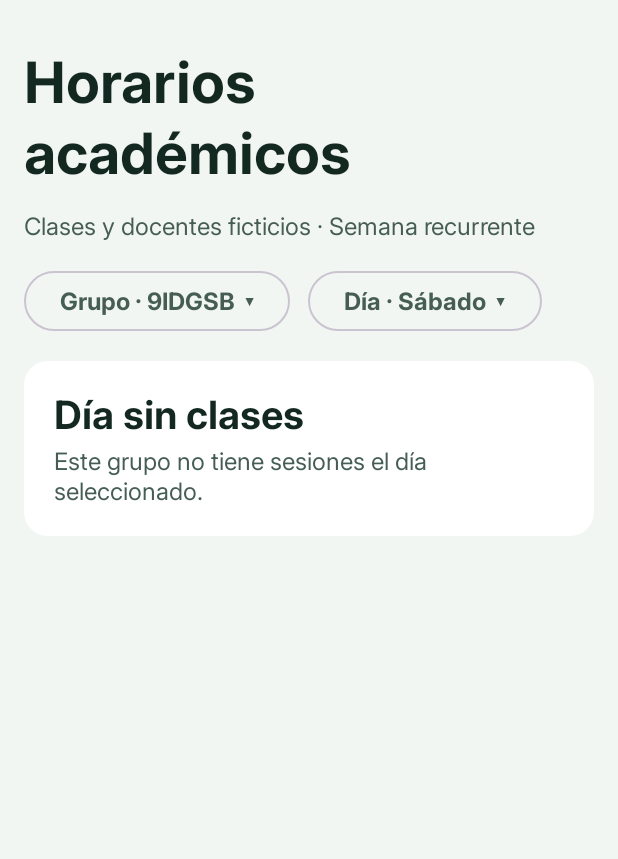
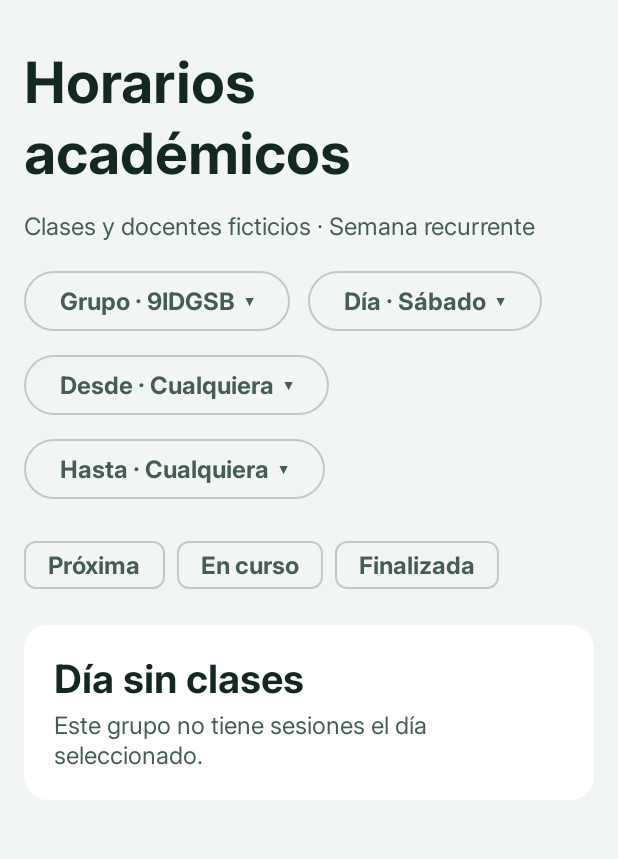
Before and after one commit to Ghost3119/SmartCampus, an Android app built with Jetpack Compose: the screen it shows after launch (MainActivity), after a tap on "PRÓXIMA CLASE", on a phone screen of 412 x 824 dp, the part 81-940 px from its top. Run offline under Robolectric (Android 15) with nearby library versions, the phone set to English and light mode, and no system bars; our stand-ins replace Room's generated code.

Commit message:
feat: disponibilidad en tiempo real (estados de clase, filtros por hora y aulas libres/ocupadas)

```diff
--- a/app/src/main/java/com/example/smartcampus/data/repository/CampusRepository.kt
+++ b/app/src/main/java/com/example/smartcampus/data/repository/CampusRepository.kt
@@ -2,14 +2,24 @@ package com.example.smartcampus.data.repository
 
 import androidx.room.withTransaction
 import com.example.smartcampus.data.local.*
-import kotlinx.coroutines.flow.combine
+import kotlinx.coroutines.delay
+import kotlinx.coroutines.flow.*
 import java.time.LocalDate
+import java.time.LocalDateTime
 
 data class Academic(val groups: List<CampusGroup>, val subjects: List<Subject>, val rooms: List<Classroom>, val sessions: List<Session>)
 data class Campus(val academic: Academic, val notices: List<Notice>, val events: List<CampusEvent>)
 
 class CampusRepository(private val db: CampusDatabase) {
     val dao = db.dao()
+    val clock: Flow<LocalDateTime> = flow {
+        while (true) {
+            val now = LocalDateTime.now()
+            emit(now)
+            val delayMillis = (60 - now.second) * 1000L - (now.nano / 1_000_000L)
+            delay(if (delayMillis > 0) delayMillis else 1000L)
+        }
+    }
     private val academic = combine(dao.groups(), dao.subjects(), dao.rooms(), dao.sessions(), ::Academic)
     val campus = combine(academic, dao.notices(), dao.events(), ::Campus)
 
--- a/app/src/main/java/com/example/smartcampus/domain/Timetable.kt
+++ b/app/src/main/java/com/example/smartcampus/domain/Timetable.kt
@@ -12,17 +12,88 @@ val categories = listOf("Académico", "Administrativo", "Cultural", "Importante"
 fun timetable(rows: List<Session>, group: String, day: Int) =
     rows.filter { it.groupCode == group && it.day == day }.sortedBy { it.start }
 fun notices(rows: List<Notice>, category: String) = rows.filter { category == "Todas" || it.category == category }
-fun status(s: Session, now: LocalDateTime): String {
+
+enum class ClassStatus(val label: String) {
+    UPCOMING("Próxima"),
+    IN_PROGRESS("En curso"),
+    FINISHED("Finalizada")
+}
+
+fun classStatus(s: Session, now: LocalDateTime): ClassStatus {
     val day = now.dayOfWeek.value
     val minute = now.hour * 60 + now.minute
     return when {
-        s.day < day || (s.day == day && minute >= s.end) -> "Finalizada"
-        s.day == day && minute >= s.start -> "En curso"
-        else -> "Próxima"
+        s.day < day || (s.day == day && minute >= s.end) -> ClassStatus.FINISHED
+        s.day == day && minute >= s.start -> ClassStatus.IN_PROGRESS
+        else -> ClassStatus.UPCOMING
     }
 }
-fun available(room: String, sessions: List<Session>, now: LocalDateTime) =
-    sessions.none { it.room == room && status(it, now) == "En curso" }
+
+fun status(s: Session, now: LocalDateTime): String = classStatus(s, now).label
+
+data class ScheduleFilter(val statuses: Set<ClassStatus> = emptySet(), val from: Int? = null, val to: Int? = null) {
+    val active: Boolean get() = statuses.isNotEmpty() || from != null || to != null
+    fun toggle(status: ClassStatus) = copy(statuses = if (status in statuses) statuses - status else statuses + status)
+}
+
+fun filterSessions(rows: List<Session>, filter: ScheduleFilter, now: LocalDateTime): List<Session> {
+    return rows.filter { s ->
+        val matchesStatus = filter.statuses.isEmpty() || classStatus(s, now) in filter.statuses
+        val matchesFrom = filter.from == null || s.end > filter.from
+        val matchesTo = filter.to == null || s.start < filter.to
+        matchesStatus && matchesFrom && matchesTo
+    }
+}
+
+fun countdown(session: Session, now: LocalDateTime): String? {
+    if (session.day != now.dayOfWeek.value) return null
+    val minute = now.hour * 60 + now.minute
+    return when (classStatus(session, now)) {
+        ClassStatus.IN_PROGRESS -> "Termina en ${formatDuration(session.end - minute)}"
+        ClassStatus.UPCOMING -> "Empieza en ${formatDuration(session.start - minute)}"
+        ClassStatus.FINISHED -> null
+    }
+}
+
+private fun formatDuration(diff: Int): String {
+    val h = diff / 60
+    val m = diff % 60
+    return when {
+        h > 0 && m > 0 -> "$h h $m min"
+        h > 0 -> "$h h"
+        else -> "$m min"
+    }
+}
+
+data class RoomAvailability(val available: Boolean, val until: Int? = null) {
+    fun label(): String = when {
+        !available && until != null -> "Ocupada hasta ${clock(until)}"
+        !available -> "Ocupada"
+        until != null -> "Libre hasta ${clock(until)}"
+        else -> "Libre"
+    }
+}
+
+fun roomAvailability(room: String, sessions: List<Session>, now: LocalDateTime): RoomAvailability {
+    val day = now.dayOfWeek.value
+    val minute = now.hour * 60 + now.minute
+    val roomSessions = sessions.filter { it.room == room && it.day == day }.sortedBy { it.start }
+    val current = roomSessions.find { minute >= it.start && minute < it.end }
+    return if (current != null) {
+        var end = current.end
+        while (true) {
+            val next = roomSessions.find { it.start <= end && it.end > end } ?: break
+            end = next.end
+        }
+        RoomAvailability(available = false, until = end)
+    } else {
+        val next = roomSessions.find { it.start > minute }
+        RoomAvailability(available = true, until = next?.start)
+    }
+}
+
+fun available(room: String, sessions: List<Session>, now: LocalDateTime): Boolean =
+    roomAvailability(room, sessions, now).available
 
 data class Occurrence(val session: Session, val date: LocalDate)
 fun upcoming(sessions: List<Session>, now: LocalDateTime): List<Occurrence> =
--- a/app/src/main/java/com/example/smartcampus/navigation/CampusShell.kt
+++ b/app/src/main/java/com/example/smartcampus/navigation/CampusShell.kt
@@ -84,7 +84,7 @@ private val sections = linkedMapOf("Inicio" to R.drawable.nav_inicio, "Horarios"
                 }
                 NavHost(nav, "Inicio", Modifier.weight(1f)) {
                     composable("Inicio") { Dashboard(state, go) { module, id -> target = id; go(module) } }
-                    composable("Horarios") { Schedule(state) }
+                    composable("Horarios") { Schedule(state, model) }
                     composable("Aulas") { Rooms(state) }
                     composable("Avisos") { Board(state, model, false, target) { target = null } }
                     composable("Eventos") { Board(state, model, true, target) { target = null } }
--- a/app/src/main/java/com/example/smartcampus/ui/CampusViewModel.kt
+++ b/app/src/main/java/com/example/smartcampus/ui/CampusViewModel.kt
@@ -5,6 +5,7 @@ import androidx.lifecycle.*
 import com.example.smartcampus.data.local.*
 import com.example.smartcampus.data.repository.*
 import com.example.smartcampus.di.CampusApplication
+import com.example.smartcampus.domain.ScheduleFilter
 import kotlinx.coroutines.*
 import kotlinx.coroutines.flow.*
 import java.time.LocalDateTime
@@ -20,17 +21,12 @@ class CampusViewModel(app: Application) : AndroidViewModel(app) {
     private val repo = container.repository
     private val prefs = container.preferences
     private val reload = MutableStateFlow(0)
-    private val tick = flow {
-        while (true) {
-            emit(LocalDateTime.now())
-            delay(1000L * (60 - LocalDateTime.now().second))
-        }
-    }
+    val filter = MutableStateFlow(ScheduleFilter())
     val state = reload.flatMapLatest {
         flow<CampusState> {
             if (it > 0) emit(CampusState.Loading)
             repo.initialize()
-            emitAll(combine(repo.campus, prefs.settings, tick, CampusState::Ready))
+            emitAll(combine(repo.campus, prefs.settings, repo.clock, CampusState::Ready))
         }.catch { emit(CampusState.Error) }
     }.stateIn(viewModelScope, SharingStarted.WhileSubscribed(0), CampusState.Loading)
     private val _message = MutableStateFlow<String?>(null)
--- a/app/src/main/java/com/example/smartcampus/ui/screens/AcademicScreens.kt
+++ b/app/src/main/java/com/example/smartcampus/ui/screens/AcademicScreens.kt
@@ -18,27 +18,75 @@ import java.time.DayOfWeek
 import java.time.format.TextStyle
 
 private val days = DayOfWeek.entries.map { it.getDisplayName(TextStyle.FULL, spanish).replaceFirstChar(Char::uppercase) }
-@Composable fun Schedule(s: CampusState.Ready) {
+private val timeOptions = listOf("Cualquiera") + (7..21).map { clock(it * 60) }
+private fun parseClock(str: String): Int {
+    val parts = str.split(":")
+    return parts[0].toInt() * 60 + parts[1].toInt()
+}
+
+@Composable fun Schedule(s: CampusState.Ready, model: CampusViewModel) {
     val a = s.campus.academic
     var group by rememberSaveable(s.settings.group) { mutableStateOf(s.settings.group) }
     var day by rememberSaveable { mutableIntStateOf(s.now.dayOfWeek.value) }
+    val filter by model.filter.collectAsState()
+
     Page {
         Head("Horarios académicos")
         Sub("Clases y docentes ficticios · Semana recurrente")
-        FlowRow(horizontalArrangement = Arrangement.spacedBy(12.dp)) {
+        FlowRow(horizontalArrangement = Arrangement.spacedBy(12.dp), verticalArrangement = Arrangement.spacedBy(8.dp)) {
             Choice("Grupo", group, a.groups.map { it.code }) { group = it }
             Choice("Día", days[day-1], days) { day = days.indexOf(it)+1 }
+            Choice("Desde", filter.from?.let { clock(it) } ?: "Cualquiera", timeOptions) { sel ->
+                val minutes = if (sel == "Cualquiera") null else parseClock(sel)
+                model.filter.value = filter.copy(from = minutes)
+            }
+            Choice("Hasta", filter.to?.let { clock(it) } ?: "Cualquiera", timeOptions) { sel ->
+                val minutes = if (sel == "Cualquiera") null else parseClock(sel)
+                model.filter.value = filter.copy(to = minutes)
+            }
+            if (filter.active) {
+                OutlinedButton(onClick = { model.filter.value = ScheduleFilter() }, modifier = Modifier.campusFocus()) {
+                    Text("Limpiar filtros")
+                }
+            }
         }
-        val sessions = timetable(a.sessions, group, day)
-        if (sessions.isEmpty()) Panel(Modifier.fillMaxWidth()) { Title("Día sin clases"); Sub("Este grupo no tiene sesiones el día seleccionado.") }
-        CardGrid(sessions) {
-            Panel(Modifier.fillMaxWidth().then(if (isTelevision()) Modifier.campusFocus().focusable() else Modifier), selected = status(it, s.now) == "En curso") {
-                Row(Modifier.fillMaxWidth(), horizontalArrangement = Arrangement.SpaceBetween) {
-                    Text(clock(it.start) + " – " + clock(it.end), color = MaterialTheme.colorScheme.primary, fontWeight = FontWeight.Bold)
-                    Tag(status(it, s.now))
+        FlowRow(horizontalArrangement = Arrangement.spacedBy(8.dp)) {
+            ClassStatus.entries.forEach { st ->
+                val selected = st in filter.statuses
+                FilterChip(
+                    selected = selected,
+                    onClick = { model.filter.value = filter.toggle(st) },
+                    label = { Text(st.label) },
+                    modifier = Modifier.campusFocus()
+                )
+            }
+        }
+        val baseSessions = timetable(a.sessions, group, day)
+        val sessions = filterSessions(baseSessions, filter, s.now)
+        if (baseSessions.isEmpty()) {
+            Panel(Modifier.fillMaxWidth()) { Title("Día sin clases"); Sub("Este grupo no tiene sesiones el día seleccionado.") }
+        } else if (sessions.isEmpty()) {
+            Panel(Modifier.fillMaxWidth()) { Title("Sin coincidencias"); Sub("Ninguna clase coincide con los filtros aplicados.") }
+        } else {
+            CardGrid(sessions) {
+                val st = classStatus(it, s.now)
+                val (cContainer, cContent) = when (st) {
+                    ClassStatus.IN_PROGRESS -> MaterialTheme.colorScheme.primaryContainer to MaterialTheme.colorScheme.onPrimaryContainer
+                    ClassStatus.UPCOMING -> MaterialTheme.colorScheme.secondaryContainer to MaterialTheme.colorScheme.onSecondaryContainer
+                    ClassStatus.FINISHED -> MaterialTheme.colorScheme.surfaceVariant to MaterialTheme.colorScheme.onSurfaceVariant
                 }
-                Title(it.subject)
-                Sub(a.subjects.first { course -> course.name == it.subject }.teacher + "   ·   " + it.room + "   ·   " + a.rooms.first { room -> room.name == it.room }.building)
+                val cd = countdown(it, s.now)
+                Panel(Modifier.fillMaxWidth().then(if (isTelevision()) Modifier.campusFocus().focusable() else Modifier), selected = st == ClassStatus.IN_PROGRESS) {
+                    Row(Modifier.fillMaxWidth(), horizontalArrangement = Arrangement.SpaceBetween) {
+                        Text(clock(it.start) + " – " + clock(it.end), color = MaterialTheme.colorScheme.primary, fontWeight = FontWeight.Bold)
+                        Tag(st.label, container = cContainer, content = cContent)
+                    }
+                    Title(it.subject)
+                    Sub(a.subjects.first { course -> course.name == it.subject }.teacher + "   ·   " + it.room + "   ·   " + a.rooms.first { room -> room.name == it.room }.building)
+                    if (cd != null) {
+                        Sub(cd)
+                    }
+                }
             }
         }
     }
@@ -62,15 +110,17 @@ private val days = DayOfWeek.entries.map { it.getDisplayName(TextStyle.FULL, spa
         val matches = a.rooms.filter { it.name.contains(query.trim(), true) && (building == "Todos" || it.building == building) && (state == "Todas" || roomState(it) == state) }
         if (matches.isEmpty()) Sub("Ningún aula coincide con la búsqueda y los filtros.")
         CardGrid(matches, 3) {
+            val availability = roomAvailability(it.name, a.sessions, s.now)
             Panel(Modifier.fillMaxWidth(), { selected = it.name }) {
-                Row(Modifier.fillMaxWidth(), horizontalArrangement = Arrangement.SpaceBetween) { Title(it.name); Tag(roomState(it)) }
+                Row(Modifier.fillMaxWidth(), horizontalArrangement = Arrangement.SpaceBetween) { Title(it.name); Tag(availability.label()) }
                 Sub("${it.building}   ·   ${it.floor}   ·   ${it.capacity} plazas")
             }
         }
     }
     a.rooms.find { it.name == selected }?.let { room ->
+        val availability = roomAvailability(room.name, a.sessions, s.now)
         Detail("Aula " + room.name, { selected = null }) {
-            Tag(roomState(room)); Text(room.description); Sub("${room.building} · ${room.floor} · ${room.capacity} plazas")
+            Tag(availability.label()); Text(room.description); Sub("${room.building} · ${room.floor} · ${room.capacity} plazas")
             Title("Próximas clases")
             val next = upcoming(a.sessions.filter { it.room == room.name }, s.now).take(4)
             if (next.isEmpty()) Sub("Sin clases programadas.")
--- a/app/src/main/java/com/example/smartcampus/ui/screens/Dashboard.kt
+++ b/app/src/main/java/com/example/smartcampus/ui/screens/Dashboard.kt
@@ -20,7 +20,7 @@ private data class Summary(val label: String, val title: String, val detail: Str
     val academic = s.campus.academic
     val group = s.settings.group
     val sessions = academic.sessions.filter { it.groupCode == group }
-    val current = sessions.find { status(it, s.now) == "En curso" }
+    val current = sessions.find { classStatus(it, s.now) == ClassStatus.IN_PROGRESS }
     val next = upcoming(sessions, s.now).firstOrNull()
     val session = current ?: next?.session
     val notice = s.campus.notices.firstOrNull { it.priority == "Alta" }
```
Also changed, not shown: app/src/main/java/com/example/smartcampus/ui/components/Controls.kt (+6 -2 lines), 1 other file.
